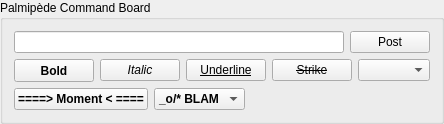
Before: the Qt Designer form ui/qqpalmipede.ui in dguihal/quteqoin, drawn with Qt 5.
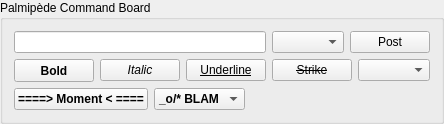
After: the same form once the commit is applied.

The edit to the form file:
```diff
--- a/ui/qqpalmipede.ui
+++ b/ui/qqpalmipede.ui
@@ -19,6 +19,13 @@
      <item>
       <widget class="QLineEdit" name="postLineEdit"/>
      </item>
+     <item>
+      <widget class="QComboBox" name="boardSelectorComboBoxMin">
+       <property name="enabled">
+        <bool>true</bool>
+       </property>
+      </widget>
+     </item>
      <item>
       <widget class="QPushButton" name="postPushButton">
        <property name="text">
```
Left out of the diff: 9 changed lines with no effect on the pictures. Lines whose indentation alone changed are shown as unchanged.
